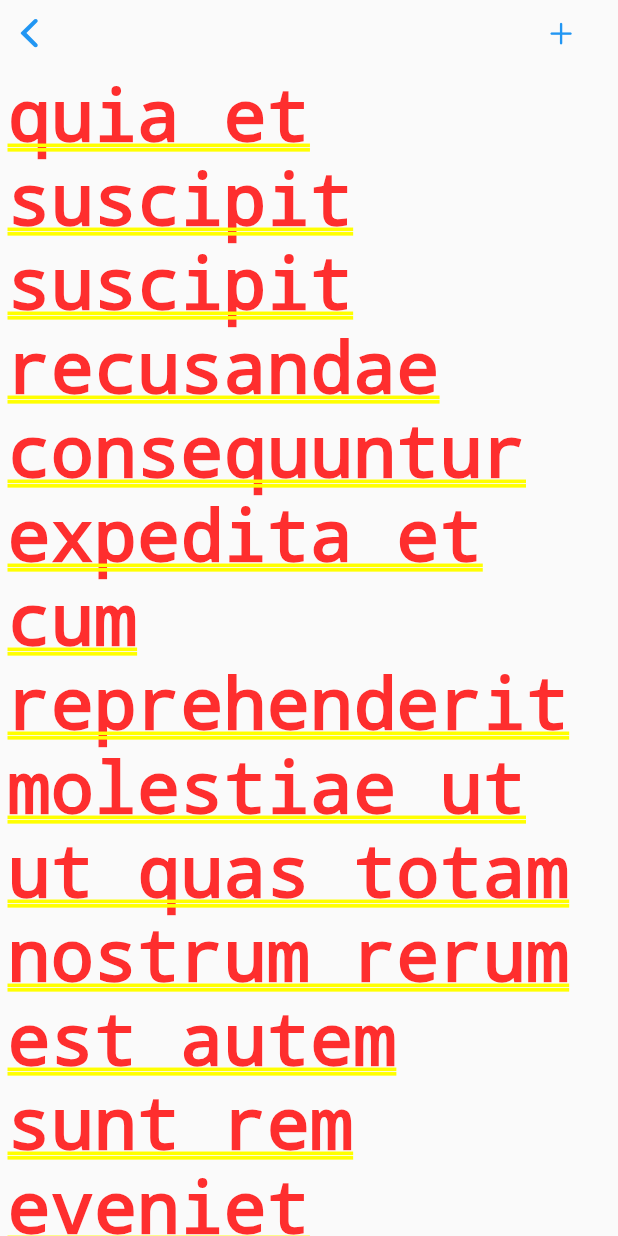
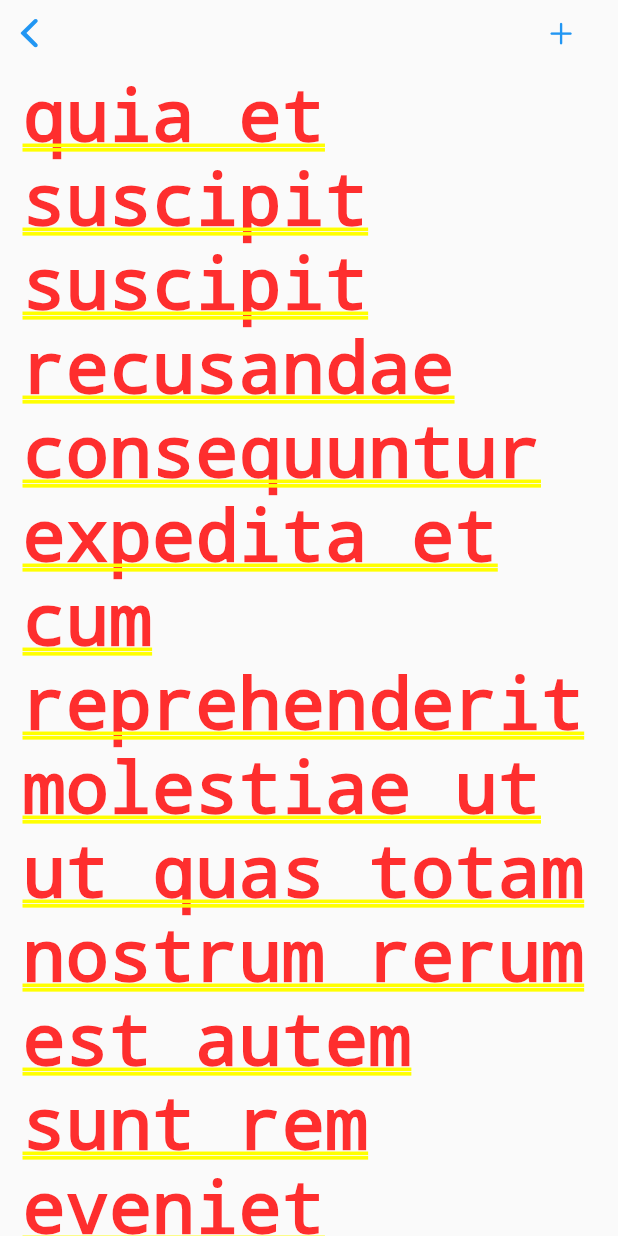
Before and after one commit to edward-jo/mono_story, a Flutter app: the HomeScreenCupertino screen opened directly, on a phone screen of 412 x 824 dp. Run offline on Flutter 3.47's test engine with Material 2 defaults, Android fonts, the phone set to English and light mode, and no system bars.

Commit message:
Update padding of message listview item

```diff
--- a/lib/ui/views/main/home/message_listviewitem.dart
+++ b/lib/ui/views/main/home/message_listviewitem.dart
@@ -12,7 +12,12 @@ class MessageListViewItem extends StatelessWidget {
     return Column(
       children: [
         Container(
-          padding: const EdgeInsets.all(5.0),
+          padding: const EdgeInsets.only(
+            left: 15.0,
+            top: 5.0,
+            bottom: 5.0,
+            right: 10.0,
+          ),
           child: Text(message['message']),
         ),
         const Divider(thickness: 1.0),
```
